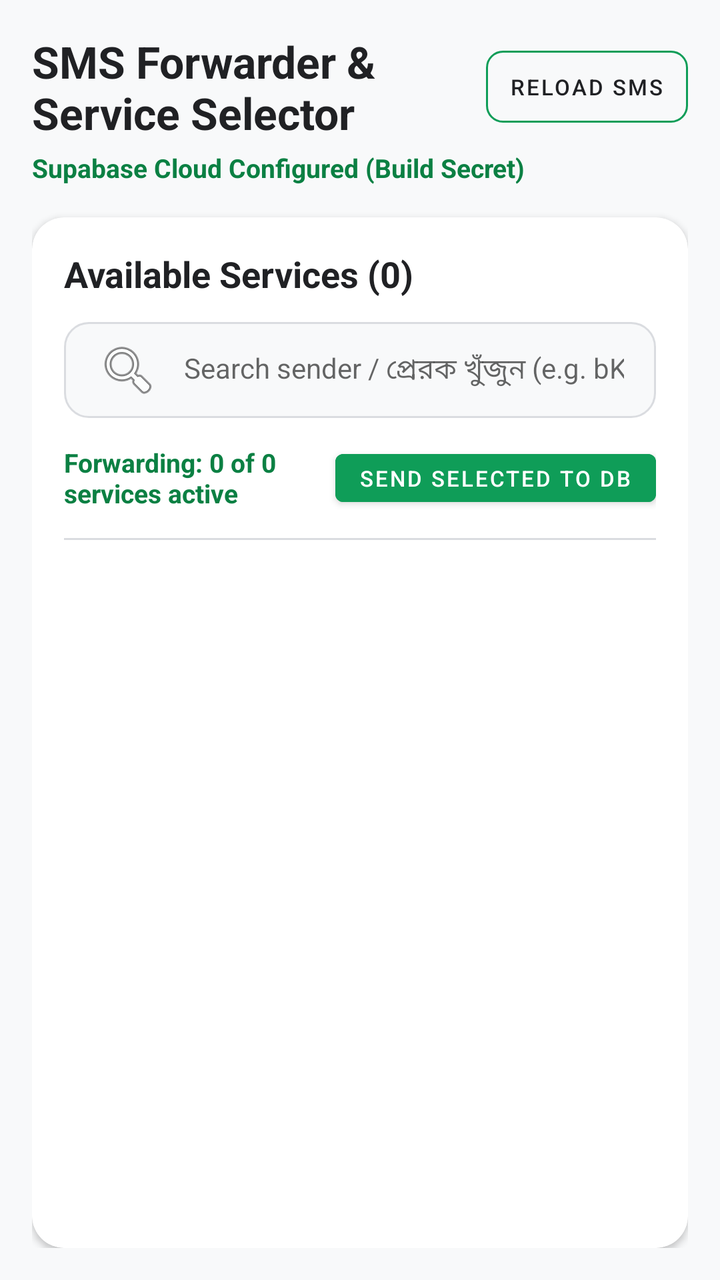
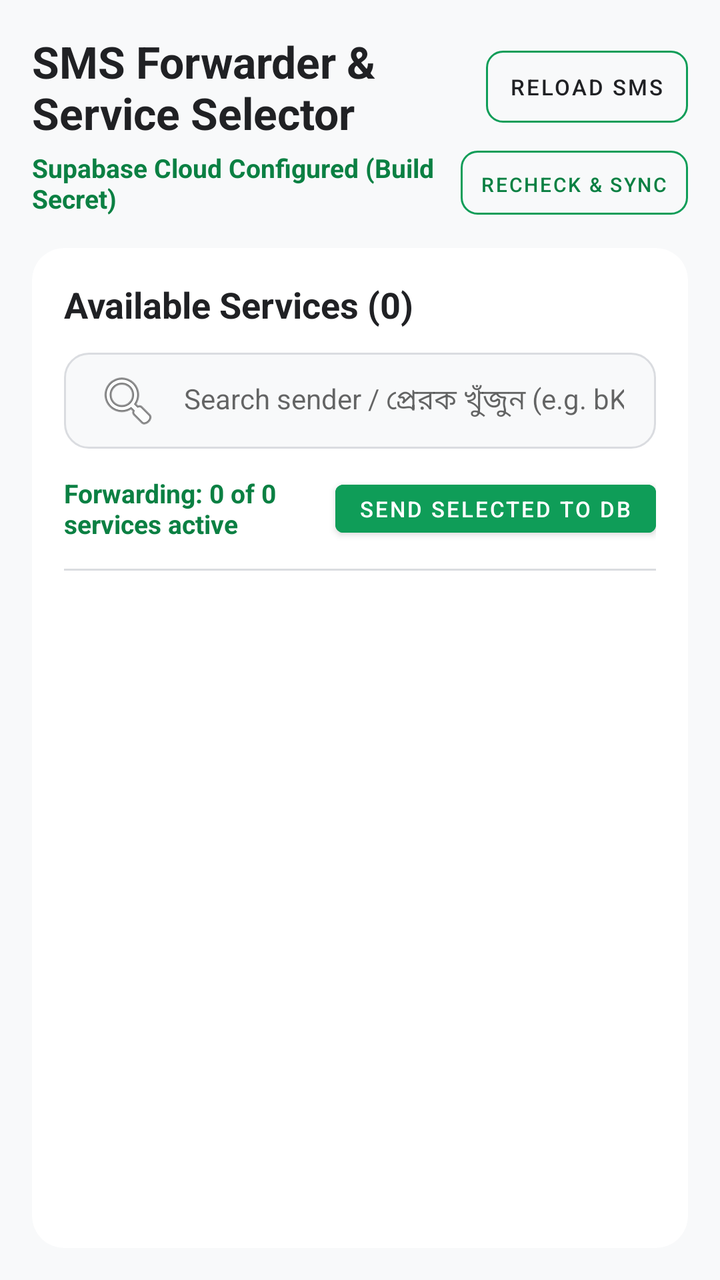

An Android layout rendered at two revisions. The XML below is the earlier revision; the diff shows what the commit changed to produce the second picture.
<!-- AndroidManifest.xml: application theme Theme.App -->
<!-- res/layout/activity_main.xml -->
<?xml version="1.0" encoding="utf-8"?>
<LinearLayout xmlns:android="http://schemas.android.com/apk/res/android"
    xmlns:app="http://schemas.android.com/apk/res-auto"
    android:layout_width="match_parent"
    android:layout_height="match_parent"
    android:orientation="vertical"
    android:background="@color/background_light"
    android:padding="16dp">

    
    <LinearLayout
        android:layout_width="match_parent"
        android:layout_height="wrap_content"
        android:orientation="horizontal"
        android:gravity="center_vertical"
        android:layout_marginBottom="4dp">

        <TextView
            android:layout_width="0dp"
            android:layout_height="wrap_content"
            android:layout_weight="1"
            android:text="SMS Forwarder &amp; Service Selector"
            android:textSize="22sp"
            android:textStyle="bold"
            android:textColor="@color/text_primary" />

        <Button
            android:id="@+id/btnReload"
            android:layout_width="wrap_content"
            android:layout_height="36dp"
            android:background="@drawable/bg_button_outline"
            android:text="RELOAD SMS"
            android:textSize="11sp"
            android:textColor="@color/text_primary"
            android:paddingHorizontal="12dp" />

    </LinearLayout>

    <TextView
        android:layout_width="match_parent"
        android:layout_height="wrap_content"
        android:text="Supabase Cloud Configured (Build Secret)"
        android:textSize="13sp"
        android:textStyle="bold"
        android:textColor="@color/primary_green_dark"
        android:layout_marginBottom="16dp" />

    
    <androidx.cardview.widget.CardView
        android:layout_width="match_parent"
        android:layout_height="0dp"
        android:layout_weight="1"
        app:cardCornerRadius="16dp"
        app:cardElevation="2dp"
        app:cardBackgroundColor="@color/card_background"
        app:contentPadding="16dp">

        <LinearLayout
            android:layout_width="match_parent"
            android:layout_height="match_parent"
            android:orientation="vertical">

            <TextView
                android:id="@+id/tvAvailableServices"
                android:layout_width="match_parent"
                android:layout_height="wrap_content"
                android:text="Available Services (0)"
                android:textSize="18sp"
                android:textStyle="bold"
                android:textColor="@color/text_primary"
                android:layout_marginBottom="12dp" />

            
            <EditText
                android:id="@+id/etSearch"
                android:layout_width="match_parent"
                android:layout_height="48dp"
                android:background="@drawable/bg_search"
                android:drawableStart="@android:drawable/ic_menu_search"
                android:drawablePadding="12dp"
                android:hint="Search sender / প্রেরক খুঁজুন (e.g. bKash, NAG...)"
                android:textSize="14sp"
                android:paddingHorizontal="16dp"
                android:inputType="text"
                android:layout_marginBottom="12dp" />

            
            <LinearLayout
                android:layout_width="match_parent"
                android:layout_height="wrap_content"
                android:orientation="horizontal"
                android:gravity="center_vertical"
                android:layout_marginBottom="12dp">

                <TextView
                    android:id="@+id/tvActiveForwarding"
                    android:layout_width="0dp"
                    android:layout_height="wrap_content"
                    android:layout_weight="1"
                    android:text="Forwarding: 0 of 0 services active"
                    android:textSize="13sp"
                    android:textStyle="bold"
                    android:textColor="@color/primary_green_dark" />

                <Button
                    android:id="@+id/btnSendSelected"
                    android:layout_width="wrap_content"
                    android:layout_height="36dp"
                    android:text="SEND SELECTED TO DB"
                    android:textSize="11sp"
                    android:backgroundTint="@color/primary_green"
                    android:textColor="@android:color/white"
                    android:paddingHorizontal="12dp" />

            </LinearLayout>

            <View
                android:layout_width="match_parent"
                android:layout_height="1dp"
                android:background="@color/divider_color"
                android:layout_marginBottom="12dp" />

            
            <androidx.recyclerview.widget.RecyclerView
                android:id="@+id/recyclerViewSenders"
                android:layout_width="match_parent"
                android:layout_height="0dp"
                android:layout_weight="1"
                android:clipToPadding="false" />

        </LinearLayout>

    </androidx.cardview.widget.CardView>

</LinearLayout>
<!-- resources referenced by this layout -->
<resources>
  <color name="background_light">#F8F9FA</color>
  <color name="card_background">#FFFFFF</color>
  <color name="divider_color">#DADCE0</color>
  <color name="primary_green">#0F9D58</color>
  <color name="primary_green_dark">#0B8043</color>
  <color name="text_primary">#202124</color>
  <!-- drawable bg_button_outline (drawable) -->
  <?xml version="1.0" encoding="utf-8"?>
  <shape xmlns:android="http://schemas.android.com/apk/res/android"
      android:shape="rectangle">
      <solid android:color="@android:color/transparent" />
      <stroke android:width="1dp" android:color="@color/divider_color" />
      <corners android:radius="8dp" />
  </shape>
  <!-- drawable bg_search (drawable) -->
  <?xml version="1.0" encoding="utf-8"?>
  <shape xmlns:android="http://schemas.android.com/apk/res/android"
      android:shape="rectangle">
      <solid android:color="@color/background_light" />
      <stroke android:width="1dp" android:color="@color/divider_color" />
      <corners android:radius="12dp" />
  </shape>
  <style name="Theme.App" parent="Theme.MaterialComponents.DayNight.NoActionBar">
          
          <item name="colorPrimary">@color/primary_green</item>
          <item name="colorPrimaryVariant">@color/primary_green_dark</item>
          <item name="colorOnPrimary">@android:color/white</item>
      </style>
</resources>

<!-- the commit's change to res/layout/activity_main.xml (unified diff, before → after) -->
@@ -36,14 +36,34 @@
 
     </LinearLayout>
 
-    <TextView
+    
+    <LinearLayout
         android:layout_width="match_parent"
         android:layout_height="wrap_content"
-        android:text="Supabase Cloud Configured (Build Secret)"
-        android:textSize="13sp"
-        android:textStyle="bold"
-        android:textColor="@color/primary_green_dark"
-        android:layout_marginBottom="16dp" />
+        android:orientation="horizontal"
+        android:gravity="center_vertical"
+        android:layout_marginBottom="16dp">
+
+        <TextView
+            android:layout_width="0dp"
+            android:layout_height="wrap_content"
+            android:layout_weight="1"
+            android:text="Supabase Cloud Configured (Build Secret)"
+            android:textSize="13sp"
+            android:textStyle="bold"
+            android:textColor="@color/primary_green_dark" />
+
+        <Button
+            android:id="@+id/btnRecheckSync"
+            android:layout_width="wrap_content"
+            android:layout_height="32dp"
+            android:background="@drawable/bg_button_outline"
+            android:text="RECHECK &amp; SYNC"
+            android:textSize="10sp"
+            android:textColor="@color/primary_green_dark"
+            android:paddingHorizontal="10dp" />
+
+    </LinearLayout>
 
     
     <androidx.cardview.widget.CardView
